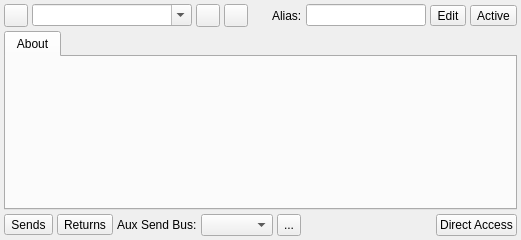
Above: src/qtractorPluginForm.ui from rncbc/qtractor before the change. Below: the same form after it.
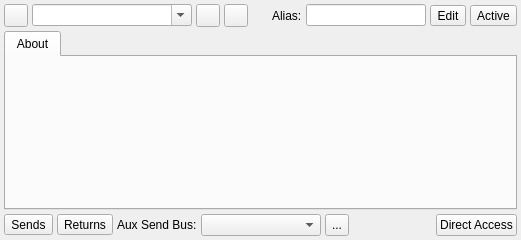
That is the form after the change. Icons and pictures are not drawn.

```diff
--- a/src/qtractorPluginForm.ui
+++ b/src/qtractorPluginForm.ui
@@ -309,7 +309,14 @@
       </widget>
      </item>
      <item>
-      <widget class="QComboBox" name="AuxSendBusNameComboBox"/>
+      <widget class="QComboBox" name="AuxSendBusNameComboBox">
+       <property name="minimumSize">
+        <size>
+         <width>120</width>
+         <height>22</height>
+        </size>
+       </property>
+      </widget>
      </item>
      <item>
       <widget class="QToolButton" name="AuxSendBusNameToolButton">
```
